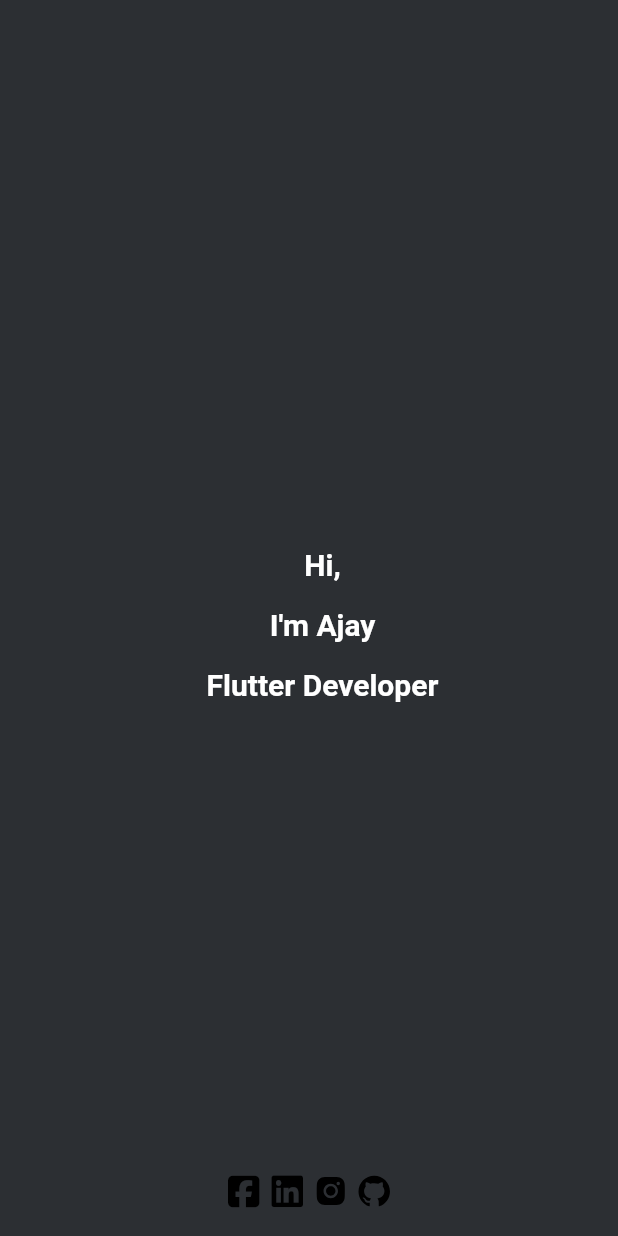
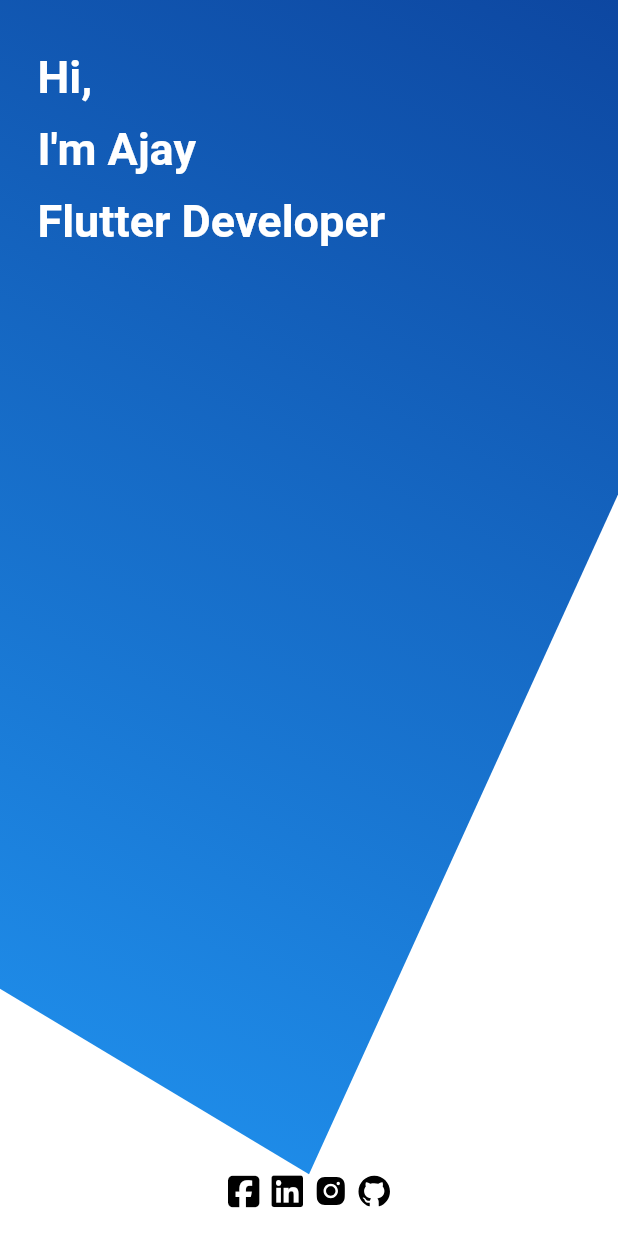
Before and after one commit to iamc1oud/portfolio, a Flutter app: the AboutMobile widget shown alone on an empty page, opened directly, on a phone screen of 412 x 824 dp. Run offline on Flutter 3.47's test engine with Material 2 defaults, Android fonts, the light colour scheme and no system bars; our stand-ins replace animated_bottom_navigation_bar, animated_text_kit, carousel_slider, flutter_blurhash, flutter_icons, google_fonts and 1 more; missing offline and left inert: dart:js; network calls fail; statements that could not run were skipped.

Commit message:
fixed ui

```diff
--- a/lib/views/screen/about/about.dart
+++ b/lib/views/screen/about/about.dart
@@ -8,7 +8,6 @@ class About extends StatelessWidget {
   @override
   Widget build(BuildContext context) {
     return ScreenTypeLayout(
-      tablet: AboutTabletDesktop(),
       desktop: AboutDesktop(),
       mobile: AboutMobile(),
     );
--- a/lib/views/screen/about/about_mobile.dart
+++ b/lib/views/screen/about/about_mobile.dart
@@ -1,3 +1,5 @@
+import 'package:myapp/views/screen/about/about_desktop.dart';
+
 import 'exports_about.dart';
 
 class AboutMobile extends StatelessWidget {
@@ -8,17 +10,22 @@ class AboutMobile extends StatelessWidget {
     return Stack(
       children: [
         Container(
-          color: ColorTheme().blackColorAccent,
+          height: size.height,
+          width: size.width,
+          color: Colors.white,
+          child: CustomPaint(
+            painter: EdgePainter(),
+          ),
         ),
         Align(
-            alignment: Alignment.center,
+            alignment: Alignment.topLeft,
             child: ConstrainedBox(
-              constraints: BoxConstraints(maxWidth: size.width * 0.5, minWidth: size.width * 0.3),
+              constraints: BoxConstraints(maxWidth: size.width * 0.8, minWidth: size.width * 0.3),
               child: Padding(
-                padding: const EdgeInsets.only(left: 18.0),
+                padding: const EdgeInsets.symmetric(vertical: 24, horizontal: 25),
                 child: Column(
-                  crossAxisAlignment: CrossAxisAlignment.center,
-                  mainAxisAlignment: MainAxisAlignment.center,
+                  crossAxisAlignment: CrossAxisAlignment.start,
+                  mainAxisAlignment: MainAxisAlignment.start,
                   children: [
                     TypewriterAnimatedTextKit(
                       repeatForever: false,
@@ -28,9 +35,9 @@ class AboutMobile extends StatelessWidget {
                       },
                       speed: Duration(milliseconds: 100),
                       text: ["Hi,\nI'm Ajay\nFlutter Developer"],
-                      textAlign: TextAlign.center,
-                      textStyle:
-                          GoogleFonts.roboto(fontSize: 20, fontWeight: FontWeight.bold, color: Colors.white, height: 2),
+                      textAlign: TextAlign.left,
+                      textStyle: GoogleFonts.roboto(
+                          fontSize: 30, fontWeight: FontWeight.bold, color: Colors.white, height: 1.6),
                     ),
                   ],
                 ),
--- a/lib/views/screen/contact_me/contact_desktop.dart
+++ b/lib/views/screen/contact_me/contact_desktop.dart
@@ -172,14 +172,15 @@ class _ContactDesktopState extends State<ContactDesktop> {
 
   Widget submitButton() {
     return Container(
-      height: 40,
+      height: 60,
       child: RaisedButton(
         color: Colors.pink[500],
         shape: RoundedRectangleBorder(borderRadius: BorderRadius.circular(10)),
         child: Padding(
           padding: const EdgeInsets.symmetric(horizontal: 8.0, vertical: 2),
           child: Text("Submit Project",
-              style: GoogleFonts.robotoMono(
+              style: GoogleFonts.raleway(
+                fontSize: 20,
                 color: Colors.white,
               )),
         ),
--- a/lib/views/screen/skill/skill_desktop.dart
+++ b/lib/views/screen/skill/skill_desktop.dart
@@ -10,11 +10,6 @@ class SkillDesktop extends StatelessWidget {
   Widget build(BuildContext context) {
     Size size = MediaQuery.of(context).size;
     return Scaffold(
-      floatingActionButton: FloatingActionButton(
-        onPressed: () async {
-          await NetworkUtils().fetchSkills("query");
-        },
-      ),
       body: Stack(
         children: [
           Container(
```
Also changed, not shown: lib/views/screen/about/about_desktop.dart (+25 -2 lines).
